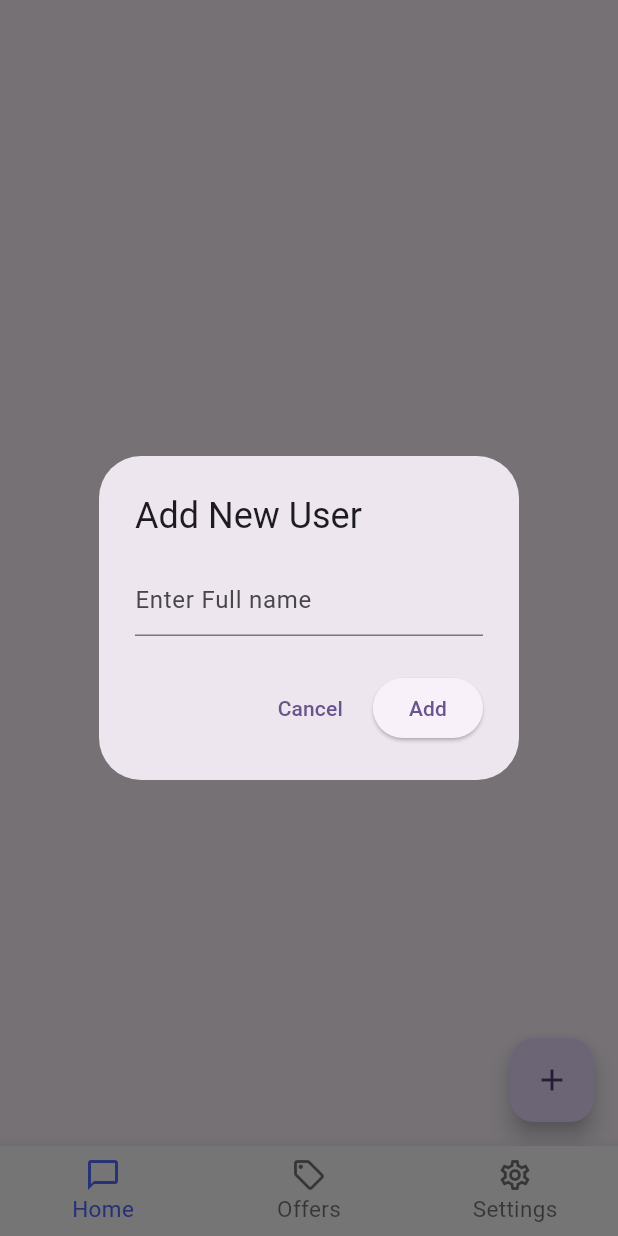
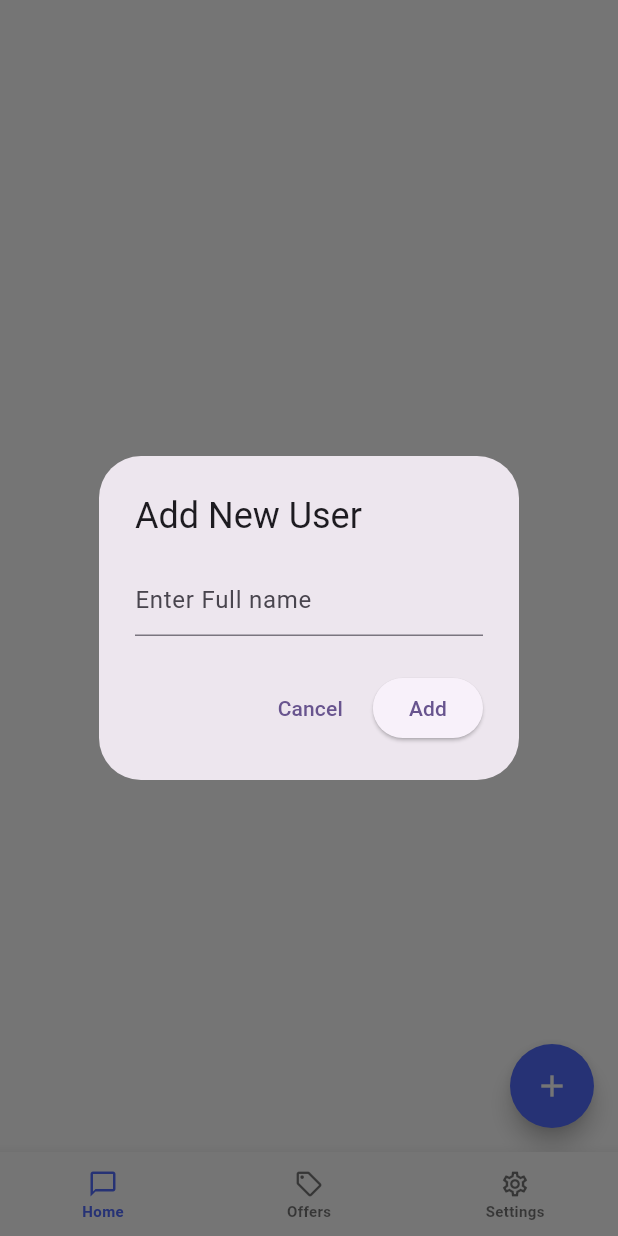
Before and after one commit to skyyygal/MySivi_AI, a Flutter app: the screen it shows after launch, scrolled down 56 dp, after a tap on the "add" icon, on a phone screen of 412 x 824 dp. Run offline on Flutter 3.47's test engine with Material 3 defaults, Android fonts, the phone set to English and light mode, and no system bars; network calls fail.

Commit message:
UI retouch

```diff
--- /dev/null
+++ b/lib/core/utils.dart
@@ -0,0 +1,20 @@
+import 'package:flutter/material.dart';
+
+const greenGradient = LinearGradient(
+  begin: Alignment.topLeft,
+  end: Alignment.bottomRight,
+  colors: [Color(0xFF2ECC71), Color(0xFF27AE60)],
+);
+const indigoGradient = LinearGradient(
+  begin: Alignment.topLeft,
+  end: Alignment.bottomRight,
+  colors: [Color.fromARGB(255, 51, 1, 249), Color.fromARGB(255, 159, 104, 246)],
+);
+const pinkGradient = LinearGradient(
+  begin: Alignment.topLeft,
+  end: Alignment.bottomRight,
+  colors: [
+    Color.fromARGB(255, 153, 14, 181),
+    Color.fromARGB(255, 238, 141, 250),
+  ],
+);
--- a/lib/main.dart
+++ b/lib/main.dart
@@ -8,10 +8,10 @@ void main() {
 class MyApp extends StatelessWidget {
   const MyApp({super.key});
 
-  // This widget is the root of your application.
   @override
   Widget build(BuildContext context) {
     return MaterialApp(
+      debugShowCheckedModeBanner: false,
       title: 'Flutter Demo',
       theme: ThemeData(colorScheme: .fromSeed(seedColor: Colors.deepPurple)),
       home: DashboardScreen(),
--- a/lib/screens/dashboard_screen.dart
+++ b/lib/screens/dashboard_screen.dart
@@ -10,20 +10,28 @@ class DashboardScreen extends StatefulWidget {
 
 class _DashboardScreenState extends State<DashboardScreen> {
   int index = 0;
+  int innerIndex = 0;
   List<Widget> widgetList = [
     HomeScreen(),
-    Text("Offers", style: TextStyle(fontSize: 40)),
-    Text('Settings', style: TextStyle(fontSize: 40)),
+    Text("Offers", style: TextStyle(fontSize: 20, fontWeight: FontWeight.w500)),
+    Text(
+      'Settings',
+      style: TextStyle(fontSize: 20, fontWeight: FontWeight.w500),
+    ),
   ];
   @override
   Widget build(BuildContext context) {
     return Scaffold(
+      backgroundColor: Colors.white,
       body: SafeArea(child: Center(child: widgetList[index])),
       bottomNavigationBar: BottomNavigationBar(
         type: BottomNavigationBarType.fixed,
         backgroundColor: Colors.white,
-        selectedFontSize: 15,
-        unselectedFontSize: 15,
+        selectedFontSize: 10,
+        unselectedFontSize: 10,
+        selectedLabelStyle: TextStyle(fontWeight: FontWeight.w700),
+        unselectedLabelStyle: TextStyle(fontWeight: FontWeight.w700),
+
         onTap: (value) {
           setState(() {
             index = value;
@@ -34,15 +42,25 @@ class _DashboardScreenState extends State<DashboardScreen> {
         selectedItemColor: Colors.indigoAccent,
         items: [
           BottomNavigationBarItem(
-            icon: Icon(Icons.chat_bubble_outline),
+            icon: Padding(
+              padding: const EdgeInsets.all(1.0),
+              child: Icon(Icons.chat_bubble_outline, size: 20),
+            ),
+
             label: 'Home',
           ),
           BottomNavigationBarItem(
-            icon: Icon(Icons.sell_outlined),
+            icon: Padding(
+              padding: const EdgeInsets.all(1.0),
+              child: Icon(Icons.sell_outlined, size: 20),
+            ),
             label: 'Offers',
           ),
           BottomNavigationBarItem(
-            icon: Icon(Icons.settings_outlined),
+            icon: Padding(
+              padding: const EdgeInsets.all(1.0),
+              child: Icon(Icons.settings_outlined, size: 20),
+            ),
             label: 'Settings',
           ),
         ],
--- a/lib/screens/home_screen.dart
+++ b/lib/screens/home_screen.dart
@@ -6,7 +6,7 @@ import 'package:my_sivi_ai/models/user_models.dart';
 import 'package:my_sivi_ai/services/chat_service.dart';
 import 'package:my_sivi_ai/widgets/chat_history.dart';
 import 'package:my_sivi_ai/widgets/tab_item.dart';
-import 'package:my_sivi_ai/widgets/user_list.dart';
+import 'package:my_sivi_ai/widgets/user.dart';
 
 class HomeScreen extends StatefulWidget {
   const HomeScreen({super.key});
@@ -65,11 +65,12 @@ class _HomeScreenState extends State<HomeScreen> with TickerProviderStateMixin {
 
     final random = Random();
     final senderMessages = [
-      'Hey!',
-      'How are you?',
+      'I know what this is!',
+      'Lets do it',
       'What are you up to?',
       'Check this out!',
       'Any updates?',
+      'Okay, i\'ll wait for this',
     ];
 
     try {
@@ -85,6 +86,7 @@ class _HomeScreenState extends State<HomeScreen> with TickerProviderStateMixin {
                 message: senderMessages[random.nextInt(senderMessages.length)],
                 senderName: 'You',
                 type: MessageType.sender,
+                timestamp: DateTime.now().subtract(Duration(minutes: 1 * 2)),
               )
             : apiMessages[random.nextInt(apiMessages.length)];
 
@@ -176,8 +178,8 @@ class _HomeScreenState extends State<HomeScreen> with TickerProviderStateMixin {
                       title: buildSwitcher(),
                     )
                   : SliverAppBar(
-                      pinned: true,
-                      floating: false,
+                      // pinned: true,
+                      // floating: false,
                       elevation: 0,
                       backgroundColor: Colors.white,
                       automaticallyImplyLeading: false,
@@ -185,7 +187,9 @@ class _HomeScreenState extends State<HomeScreen> with TickerProviderStateMixin {
                     ),
             ];
           },
-          body: TabBarView(
+          body: Container(
+            color: Colors.white,
+            child: TabBarView(
               controller: tabController,
               children: [
                 UserListWidget(
@@ -200,10 +204,13 @@ class _HomeScreenState extends State<HomeScreen> with TickerProviderStateMixin {
               ],
             ),
           ),
+        ),
 
         floatingActionButton: index == 0
             ? FloatingActionButton(
-                child: const Icon(Icons.add),
+                shape: CircleBorder(),
+                backgroundColor: Colors.indigoAccent,
+                child: const Icon(Icons.add, color: Colors.white),
                 onPressed: () {
                   addNewUser();
                 },
@@ -214,27 +221,33 @@ class _HomeScreenState extends State<HomeScreen> with TickerProviderStateMixin {
   }
 
   Widget buildSwitcher() {
-    return Container(
+    return Padding(
+      padding: const EdgeInsets.only(top: 8.0, bottom: 8.0),
+      child: Container(
         height: 40,
-      margin: const EdgeInsets.symmetric(horizontal: 20),
+        margin: const EdgeInsets.symmetric(horizontal: 60),
         decoration: BoxDecoration(
-        borderRadius: BorderRadius.circular(10),
-        color: Colors.grey.shade300,
+          borderRadius: BorderRadius.circular(30),
+          color: Colors.grey.shade200,
         ),
+        child: Padding(
+          padding: const EdgeInsets.all(2.0),
           child: TabBar(
             controller: tabController,
             indicatorSize: TabBarIndicatorSize.tab,
             dividerColor: Colors.transparent,
             indicator: BoxDecoration(
               color: Colors.white,
-          borderRadius: BorderRadius.circular(10),
+              borderRadius: BorderRadius.circular(20),
             ),
             labelColor: Colors.black,
             unselectedLabelColor: Colors.black45,
             tabs: const [
-          TabItem(title: "User List"),
+              TabItem(title: "User"),
               TabItem(title: "Chat History"),
             ],
+          ),
+        ),
       ),
     );
   }
--- a/lib/services/chat_service.dart
+++ b/lib/services/chat_service.dart
@@ -5,7 +5,7 @@ import 'package:my_sivi_ai/models/chat_messages.dart';
 import 'package:my_sivi_ai/models/user_models.dart';
 
 class ChatService {
-  static const url = 'https://dummyjson.com/comments?limit=10';
+  static const url = 'https://dummyjson.com/comments?limit=12';
 
   Future<List<User>> fetchUsers() async {
     final response = await http.get(Uri.parse(url));
```
Also changed, not shown: lib/models/chat_messages.dart (+9 -7 lines), lib/screens/chat_screen.dart (+57 -28 lines), lib/widgets/avatar.dart (added, +27 -0 lines), lib/widgets/chat_history.dart (+9 -6 lines), lib/widgets/user.dart (renamed from lib/widgets/user_list.dart, +23 -22 lines). Lines whose indentation alone changed are shown as unchanged.
